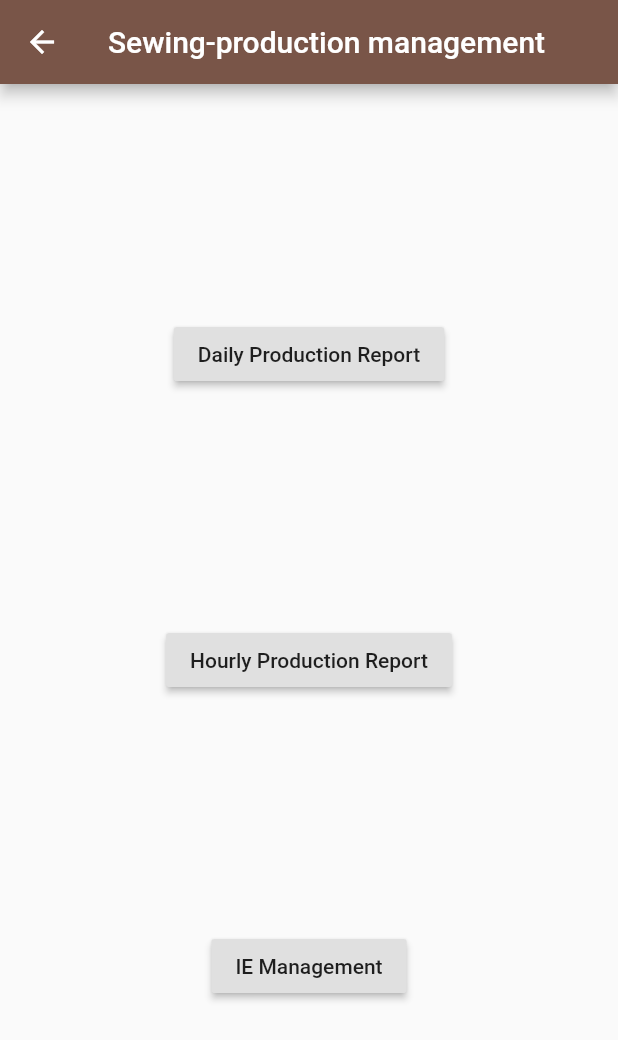
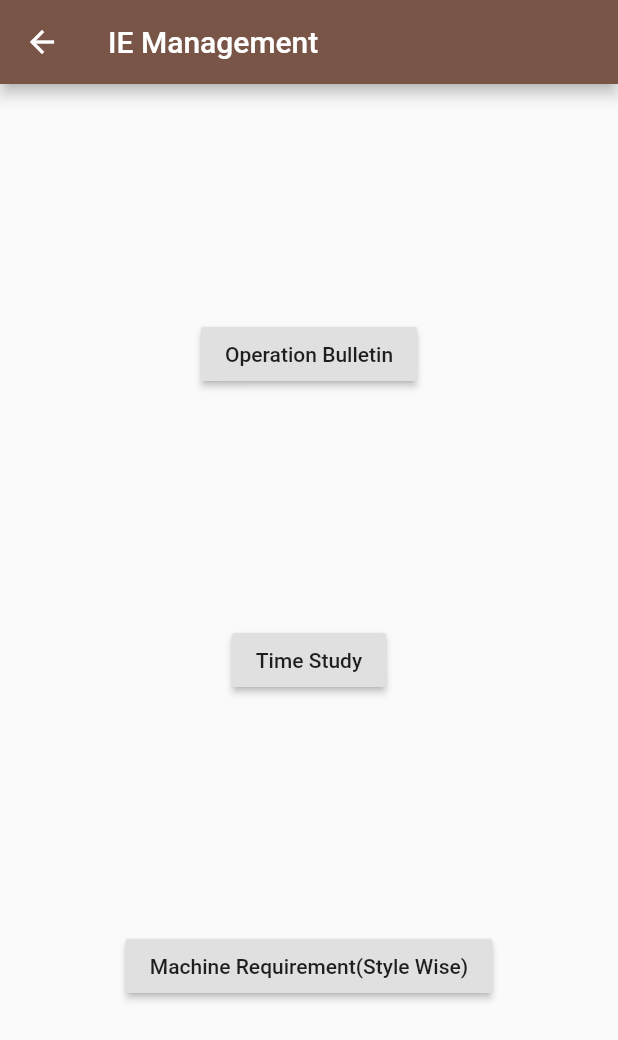
Before and after one commit to sambitraze/AARVI_TEXTILES, a Flutter app: the SewingPage screen opened by its route, after a tap on "IE Management", on a phone screen of 412 x 824 dp. Shown: the top 1040 px of the screen. Run offline on Flutter 3.47's test engine with Material 2 defaults, Android fonts, the phone set to English and light mode, and no system bars; our stand-ins replace cloud_firestore, file_picker, firebase_auth, firebase_storage, flutter_datetime_picker; accounts and stored records are empty.

Commit message:
Created IE Management and machine requirements scr

```diff
--- /dev/null
+++ b/lib/Screens/ProductionMang/IEManagement/iemanage.dart
@@ -0,0 +1,32 @@
+import 'package:aarvi_textiles/Screens/ProductionMang/IEManagement/MachineReq.dart';
+import 'package:flutter/material.dart';
+
+class IEmanage extends StatelessWidget {
+  @override
+  Widget build(BuildContext context) {
+    return Scaffold(
+      appBar: AppBar(title: Text("IE Management"),),
+      body: Center(
+        child: Column(
+          mainAxisAlignment: MainAxisAlignment.spaceEvenly,
+          children: <Widget>[
+            RaisedButton(
+              child: Text("Operation Bulletin"),
+              onPressed: () => {},
+            ),
+            RaisedButton(
+              child: Text("Time Study"),
+              onPressed: (){},
+            ),
+            RaisedButton(
+              child: Text("Machine Requirement(Style Wise)"),
+              onPressed: (){
+                Navigator.push(context,MaterialPageRoute(builder: (context) => MachineReq(),));
+              },
+            ),
+          ],
+        ),
+      ),
+    );
+  }
+}
--- a/lib/Screens/ProductionMang/SewingPage.dart
+++ b/lib/Screens/ProductionMang/SewingPage.dart
@@ -1,3 +1,4 @@
+import 'package:aarvi_textiles/Screens/ProductionMang/IEManagement/iemanage.dart';
 import 'package:flutter/material.dart';
 class SewingPage extends StatelessWidget {
   @override
@@ -20,7 +21,10 @@ class SewingPage extends StatelessWidget {
             ),
             RaisedButton(
               child: Text("IE Management"),
-              onPressed: (){},
+              onPressed: (){
+                Navigator.push(context,MaterialPageRoute(
+                  builder: (context) => IEmanage(),));
+              },
             )
           ],
         ),
```
Also changed, not shown: lib/Screens/ProductionMang/IEManagement/MachineReq.dart (added, +84 -0 lines).
